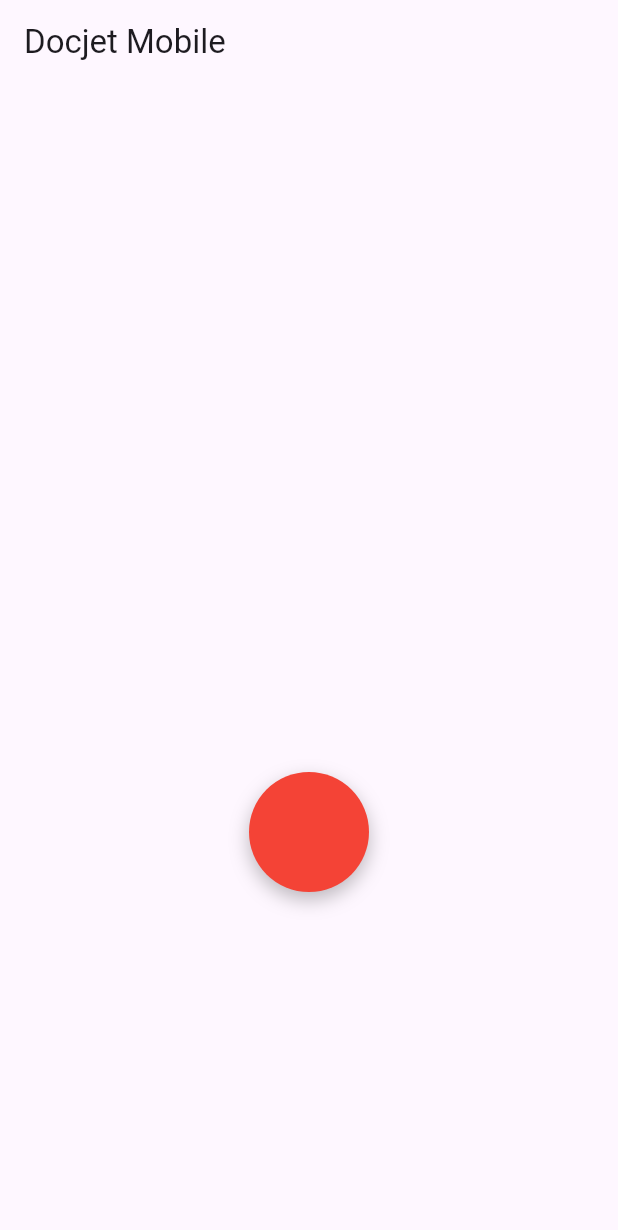
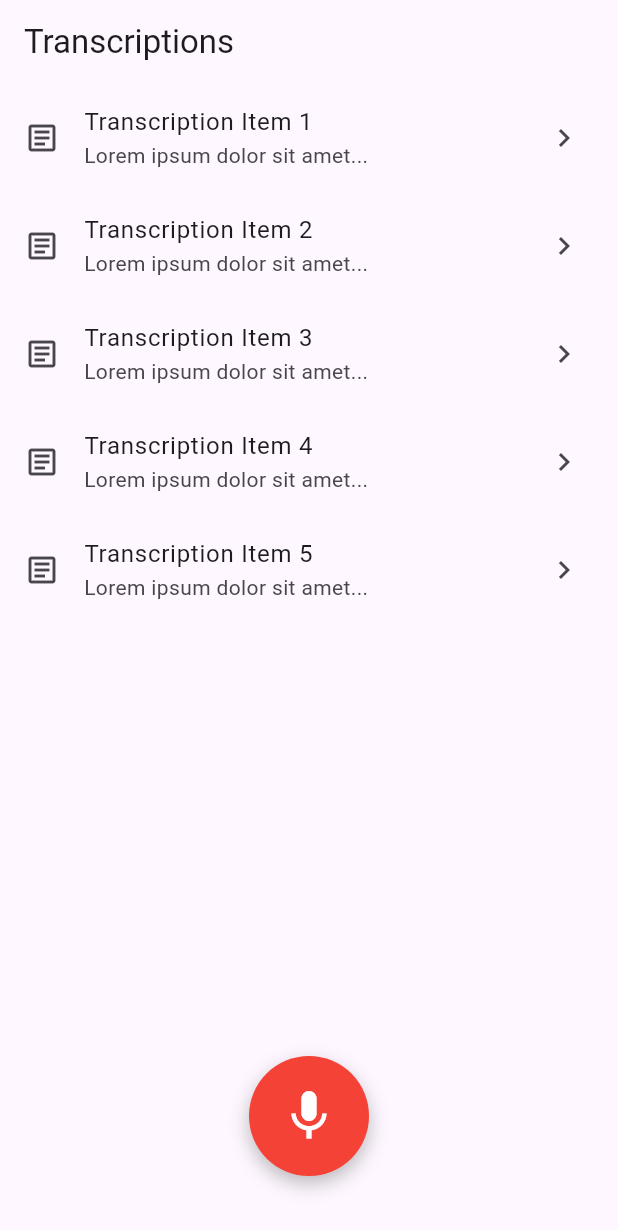
Before and after one commit to MediScribe/docjet-mobile, a Flutter app: the screen it shows after launch, on a phone screen of 412 x 824 dp. Shown: the top 1230 px of the screen. Run offline on Flutter 3.47's test engine with Material 3 defaults, Android fonts, the phone set to English and light mode, and no system bars; our stand-ins replace dartz, equatable, get_it, logger, permission_handler.

Commit message:
feat: Add transcriptions list and overlay record button
- Refactor page structure, add list view and positioned record button.

```diff
--- /dev/null
+++ b/lib/features/home/presentation/pages/transcriptions_page.dart
@@ -0,0 +1,52 @@
+import 'package:docjet_mobile/core/utils/log_helpers.dart';
+import 'package:docjet_mobile/features/home/presentation/widgets/record_button.dart';
+import 'package:flutter/material.dart';
+
+// Renamed from MyHomePage
+class TranscriptionsPage extends StatelessWidget {
+  const TranscriptionsPage({super.key});
+
+  // Get logger instance for this class
+  static final Logger _logger = LoggerFactory.getLogger(TranscriptionsPage);
+  // Create standard log tag
+  static final String _tag = logTag(TranscriptionsPage);
+
+  @override
+  Widget build(BuildContext context) {
+    return Scaffold(
+      appBar: AppBar(title: const Text('Transcriptions')),
+      body: Stack(
+        children: [
+          ListView.builder(
+            padding: const EdgeInsets.only(bottom: 120),
+            itemCount: 5,
+            itemBuilder: (context, index) {
+              return ListTile(
+                leading: const Icon(Icons.article_outlined),
+                title: Text('Transcription Item ${index + 1}'),
+                subtitle: const Text('Lorem ipsum dolor sit amet...'),
+                trailing: const Icon(Icons.chevron_right),
+                onTap: () {
+                  _logger.i('$_tag Tapped on item ${index + 1}');
+                  // TODO: Implement navigation or action for tapping item
+                },
+              );
+            },
+          ),
+          Align(
+            alignment: Alignment.bottomCenter,
+            child: Padding(
+              padding: const EdgeInsets.only(bottom: 40.0),
+              child: RecordButton(
+                onTap: () {
+                  _logger.i('$_tag Record button tapped!');
+                  // TODO: Implement recording logic
+                },
+              ),
+            ),
+          ),
+        ],
+      ),
+    );
+  }
+}
--- /dev/null
+++ b/lib/features/home/presentation/widgets/record_button.dart
@@ -0,0 +1,44 @@
+import 'dart:io' show Platform; // Needed for platform check
+
+import 'package:flutter/cupertino.dart'; // For CupertinoIcons
+import 'package:flutter/material.dart';
+
+class RecordButton extends StatelessWidget {
+  final VoidCallback? onTap; // Callback for tap events
+  final double size;
+  final double iconSize;
+
+  const RecordButton({
+    super.key,
+    this.onTap,
+    this.size = 80.0, // Default size
+    this.iconSize = 40.0, // Default icon size
+  });
+
+  @override
+  Widget build(BuildContext context) {
+    // Choose icon based on platform
+    final IconData micIcon =
+        Platform.isIOS ? CupertinoIcons.mic_fill : Icons.mic;
+
+    return GestureDetector(
+      onTap: onTap,
+      child: Container(
+        width: size,
+        height: size,
+        decoration: const BoxDecoration(
+          color: Colors.red,
+          shape: BoxShape.circle,
+          boxShadow: [
+            BoxShadow(
+              color: Colors.black26,
+              blurRadius: 10.0,
+              offset: Offset(0, 5),
+            ),
+          ],
+        ),
+        child: Icon(micIcon, color: Colors.white, size: iconSize),
+      ),
+    );
+  }
+}
--- a/lib/main.dart
+++ b/lib/main.dart
@@ -1,4 +1,4 @@
-import 'package:docjet_mobile/core/utils/log_helpers.dart';
+import 'package:docjet_mobile/features/home/presentation/pages/transcriptions_page.dart';
 import 'package:flutter/material.dart';
 
 void main() {
@@ -13,67 +13,7 @@ class MyApp extends StatelessWidget {
     return MaterialApp(
       title: 'Docjet Mobile',
       theme: ThemeData(primarySwatch: Colors.blue),
-      home: const MyHomePage(),
+      home: const TranscriptionsPage(),
     );
   }
 }
-
-class MyHomePage extends StatelessWidget {
-  const MyHomePage({super.key});
-
-  // Get logger instance for this class
-  static final Logger _logger = LoggerFactory.getLogger(MyHomePage);
-  // Create standard log tag
-  static final String _tag = logTag(MyHomePage);
-
-  @override
-  Widget build(BuildContext context) {
-    return Scaffold(
-      appBar: AppBar(title: const Text('Docjet Mobile')),
-      body: Center(
-        child: Column(
-          mainAxisAlignment: MainAxisAlignment.end, // Align items to the bottom
-          children: <Widget>[
-            const Spacer(
-              flex: 2,
-            ), // Pushes the button down (takes 2/3rds of the space)
-            // Record button
-            GestureDetector(
-              onTap: () {
-                // TODO: Implement recording logic
-                // logger.i('Record button tapped!'); // Use the deprecated logger
-                _logger.i(
-                  '$_tag Record button tapped!',
-                ); // Use the new logger with tag
-              },
-              child: Container(
-                width: 80.0, // Adjust size as needed
-                height: 80.0, // Adjust size as needed
-                decoration: const BoxDecoration(
-                  color: Colors.red,
-                  shape: BoxShape.circle,
-                  boxShadow: [
-                    BoxShadow(
-                      color: Colors.black26,
-                      blurRadius: 10.0,
-                      offset: Offset(0, 5),
-                    ),
-                  ],
-                ),
-                // Optional: Add an icon inside the circle
-                // child: const Icon(
-                //   Icons.mic,
-                //   color: Colors.white,
-                //   size: 40.0, // Adjust icon size as needed
-                // ),
-              ),
-            ),
-            const Spacer(
-              flex: 1,
-            ), // Space below the button (takes 1/3rd of the space)
-          ],
-        ),
-      ),
-    );
-  }
-}
```
